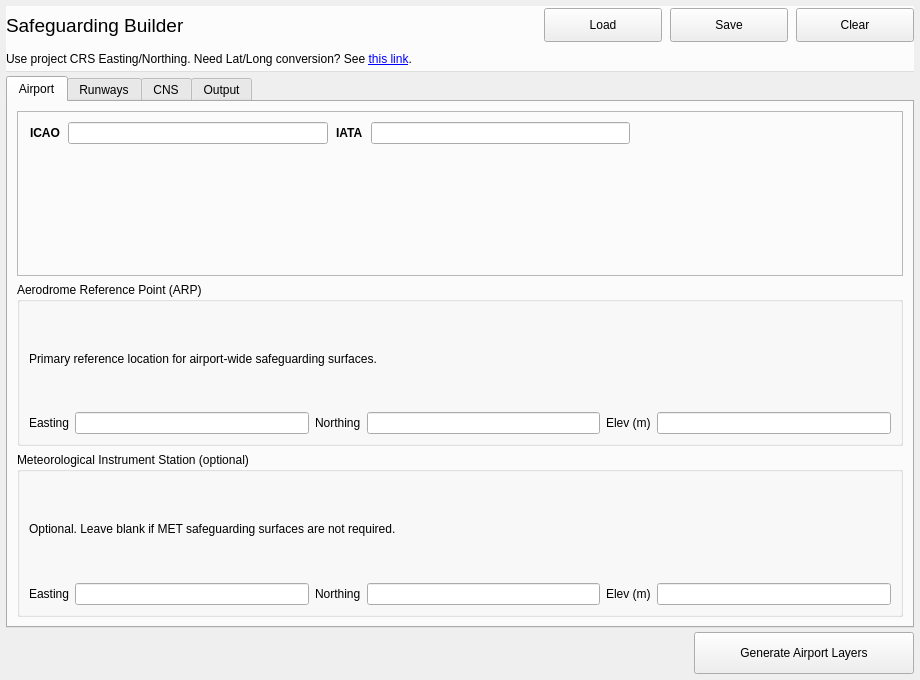
camtodd1/prj-lucid, file safeguarding_builder_dialog_base.ui: the form before one commit.
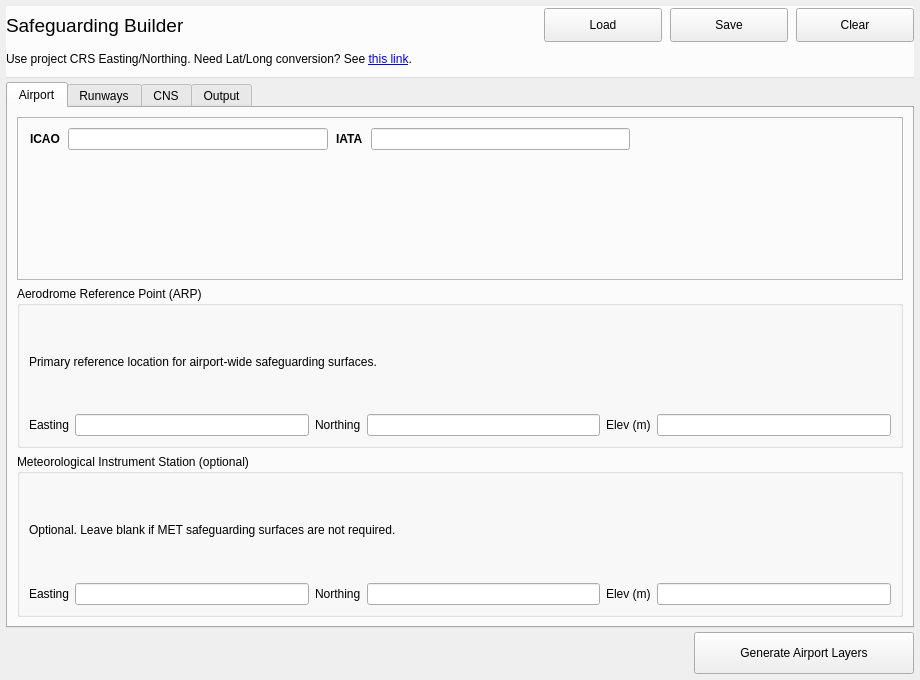
The form after the commit. Custom widgets are drawn as their Qt base class.

```diff
--- a/safeguarding_builder_dialog_base.ui
+++ b/safeguarding_builder_dialog_base.ui
@@ -51,7 +51,7 @@
        <number>0</number>
       </property>
       <property name="bottomMargin">
-       <number>6</number>
+       <number>12</number>
       </property>
       <property name="spacing">
        <number>10</number>
```
